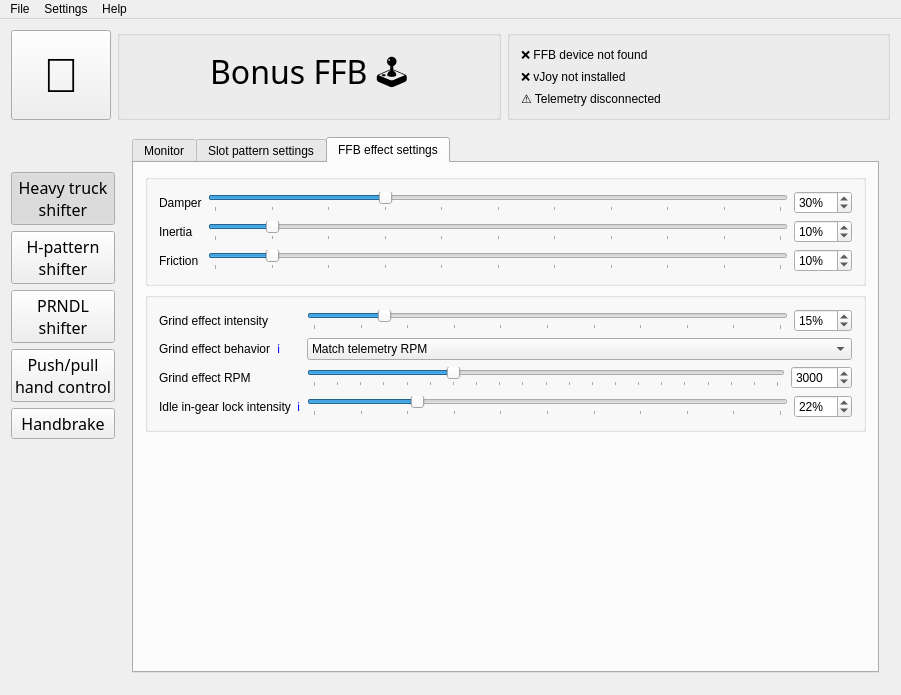
Old version of the form BonusFFB/BonusFFB.ui in the repository kgmonteith/BonusFFB.
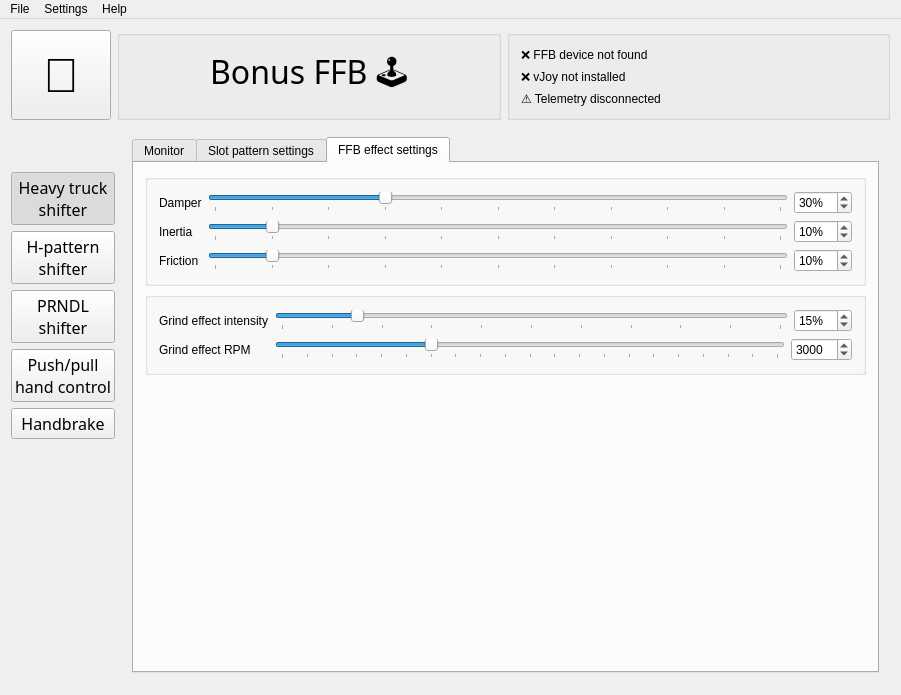
New version of the form. The open tabs and pages were chosen to show the change. Icons and pictures are not drawn.

Patch:
```diff
--- a/BonusFFB/BonusFFB.ui
+++ b/BonusFFB/BonusFFB.ui
@@ -2656,46 +2656,6 @@
                 </layout>
                </item>
                <item row="1" column="0">
-                <layout class="QHBoxLayout" name="horizontalLayout_4">
-                 <item>
-                  <widget class="QLabel" name="label_15">
-                   <property name="text">
-                    <string>Grind effect behavior</string>
-                   </property>
-                  </widget>
-                 </item>
-                 <item>
-                  <widget class="QLabel" name="label_16">
-                   <property name="text">
-                    <string>&lt;a href=&quot;https://kgmonteith.github.io/BonusFFB/hshifter/#grind-effect&quot; style=&quot;text-decoration: none&quot;&gt;ℹ️&lt;/a&gt;</string>
-                   </property>
-                   <property name="openExternalLinks">
-                    <bool>true</bool>
-                   </property>
-                  </widget>
-                 </item>
-                </layout>
-               </item>
-               <item row="1" column="1">
-                <widget class="QComboBox" name="grindEffectBehaviorComboBox">
-                 <item>
-                  <property name="text">
-                   <string>Match telemetry RPM</string>
-                  </property>
-                 </item>
-                 <item>
-                  <property name="text">
-                   <string>Add to telemetry RPM</string>
-                  </property>
-                 </item>
-                 <item>
-                  <property name="text">
-                   <string>Override telemetry RPM</string>
-                  </property>
-                 </item>
-                </widget>
-               </item>
-               <item row="2" column="0">
                 <layout class="QHBoxLayout" name="horizontalLayout_15">
                  <item>
                   <widget class="QLabel" name="label_17">
@@ -2706,7 +2666,7 @@
                  </item>
                 </layout>
                </item>
-               <item row="2" column="1">
+               <item row="1" column="1">
                 <layout class="QHBoxLayout" name="horizontalLayout_16">
                  <item>
                   <widget class="QSlider" name="grindRPMSlider">
@@ -2754,63 +2714,6 @@
                  </item>
                 </layout>
                </item>
-               <item row="3" column="0">
-                <layout class="QHBoxLayout" name="horizontalLayout_3">
-                 <item>
-                  <widget class="QLabel" name="label_13">
-                   <property name="text">
-                    <string>Idle in-gear lock intensity</string>
-                   </property>
-                  </widget>
-                 </item>
-                 <item>
-                  <widget class="QLabel" name="label_14">
-                   <property name="text">
-                    <string>&lt;a href=&quot;https://kgmonteith.github.io/BonusFFB/hshifter/#idle-in-gear-lock-intensity&quot; style=&quot;text-decoration: none&quot;&gt;ℹ️&lt;/a&gt;</string>
-                   </property>
-                   <property name="openExternalLinks">
-                    <bool>true</bool>
-                   </property>
-                  </widget>
-                 </item>
-                </layout>
-               </item>
-               <item row="3" column="1">
-                <layout class="QHBoxLayout" name="horizontalLayout_12">
-                 <item>
-                  <widget class="QSlider" name="keepInGearIdleSlider">
-                   <property name="maximum">
-                    <number>100</number>
-                   </property>
-                   <property name="value">
-                    <number>22</number>
-                   </property>
-                   <property name="orientation">
-                    <enum>Qt::Orientation::Horizontal</enum>
-                   </property>
-                   <property name="tickPosition">
-                    <enum>QSlider::TickPosition::TicksBelow</enum>
-                   </property>
-                   <property name="tickInterval">
-                    <number>10</number>
-                   </property>
-                  </widget>
-                 </item>
-                 <item>
-                  <widget class="QSpinBox" name="keepInGearIdleSpinbox">
-                   <property name="suffix">
-                    <string>%</string>
-                   </property>
-                   <property name="maximum">
-                    <number>100</number>
-                   </property>
-                   <property name="value">
-                    <number>22</number>
-                   </property>
-                  </widget>
-                 </item>
-                </layout>
-               </item>
               </layout>
              </widget>
             </item>
```
Left out of the diff: 444 changed lines with no effect on the pictures.
